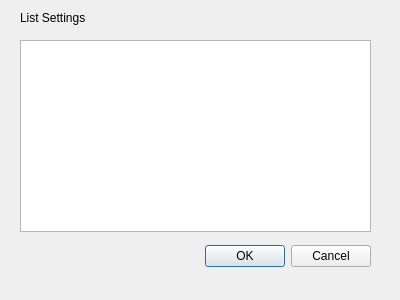
The window that widgets/editor/EditorTools/Settings/listsettings.ui (taliyos/DialogueCreatorForGames) describes before a commit, drawn with Qt 5.
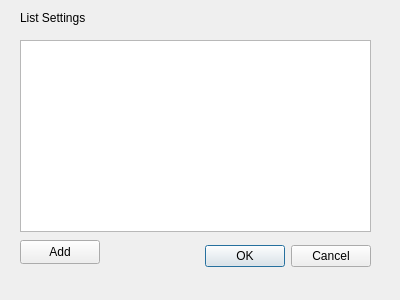
The same window after the commit.

Commit message: Added new widget type

Diff of the .ui file:
```diff
--- a/widgets/editor/EditorTools/Settings/listsettings.ui
+++ b/widgets/editor/EditorTools/Settings/listsettings.ui
@@ -52,6 +52,19 @@
     </rect>
    </property>
   </widget>
+  <widget class="QPushButton" name="Add">
+   <property name="geometry">
+    <rect>
+     <x>20</x>
+     <y>240</y>
+     <width>80</width>
+     <height>24</height>
+    </rect>
+   </property>
+   <property name="text">
+    <string>Add</string>
+   </property>
+  </widget>
  </widget>
  <resources/>
  <connections>
```
The commit also changes 6 other files.
